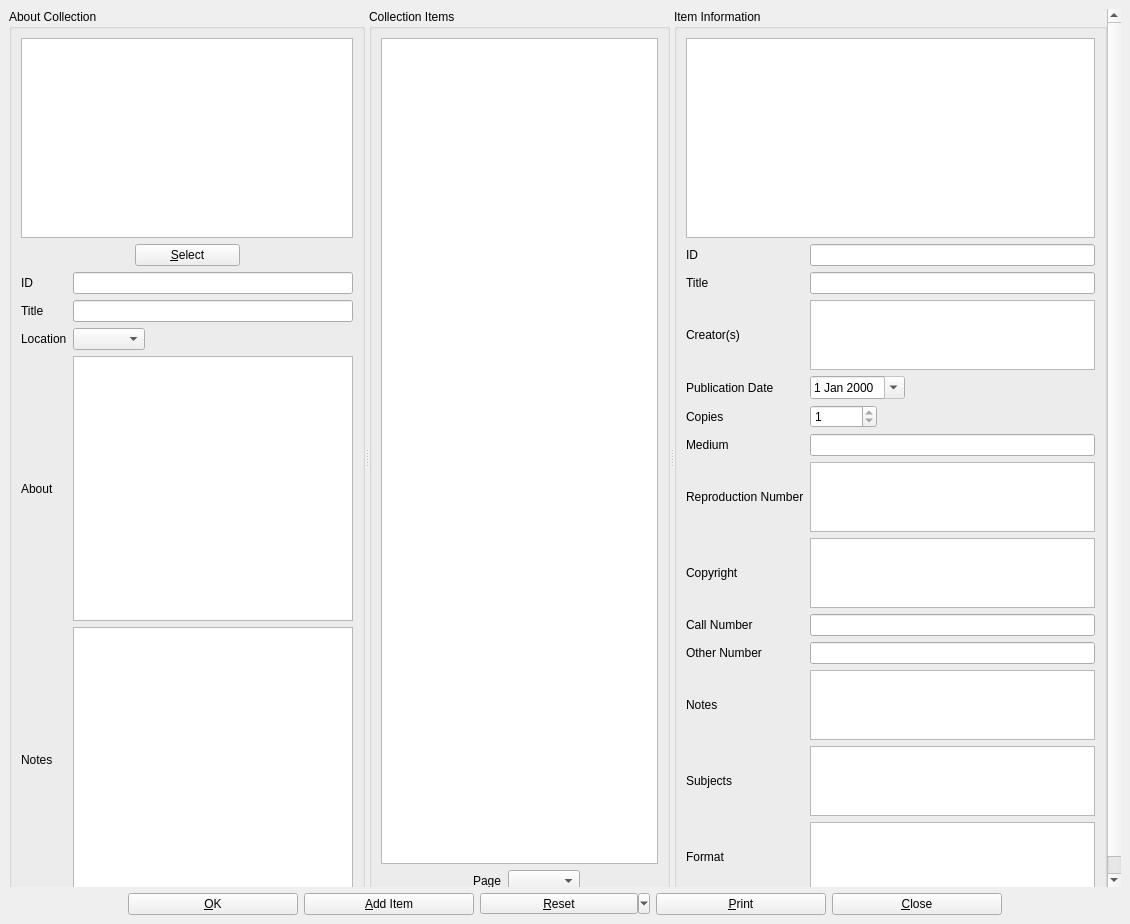
Qt form photographinfo.ui (textbrowser/biblioteq) before a commit.
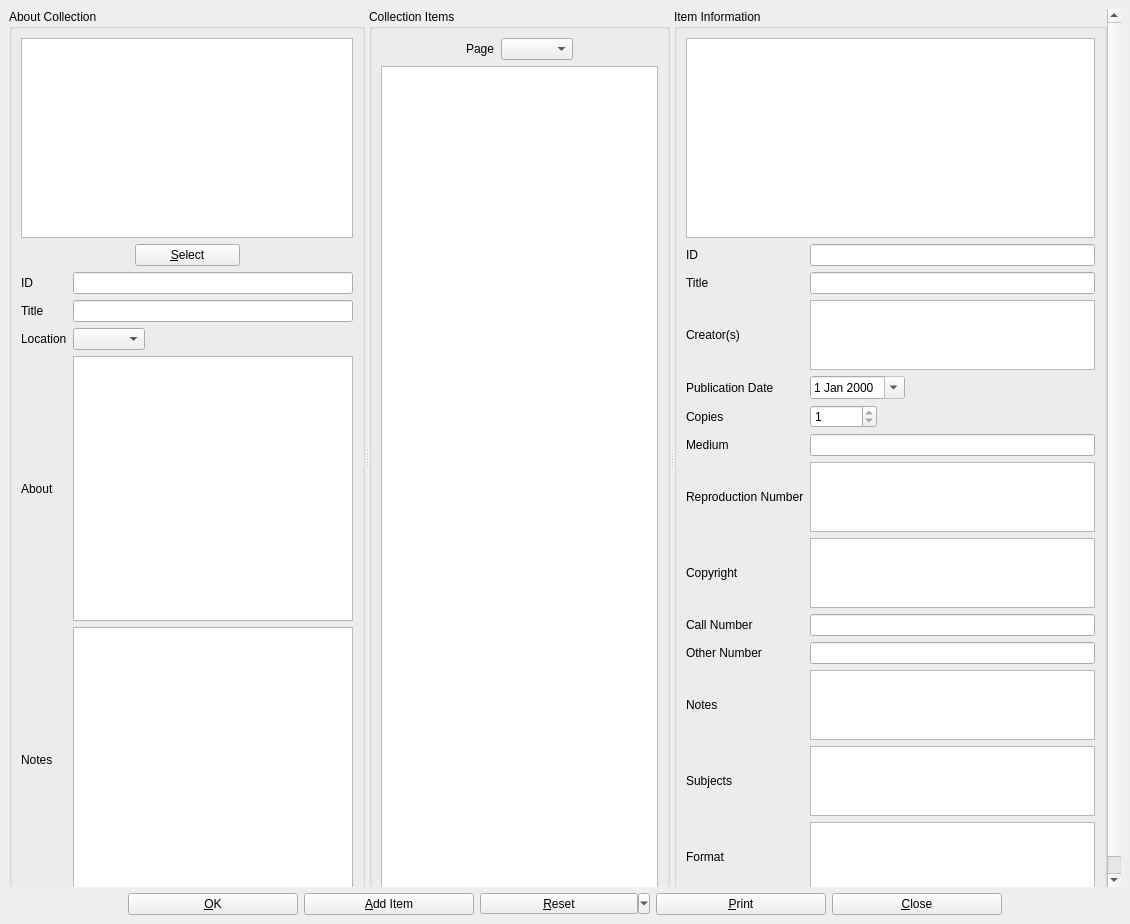
The same form after that commit. Icons and pictures are not drawn. Custom widgets are drawn as their Qt base class.

Diff of the .ui file:
```diff
--- a/photographinfo.ui
+++ b/photographinfo.ui
@@ -31,9 +31,9 @@
        <property name="geometry">
         <rect>
          <x>0</x>
-         <y>-159</y>
-         <width>1091</width>
-         <height>1014</height>
+         <y>0</y>
+         <width>1096</width>
+         <height>1055</height>
         </rect>
        </property>
        <layout class="QVBoxLayout" name="verticalLayout_2">
@@ -205,22 +205,8 @@
             <string>Collection Items</string>
            </property>
            <layout class="QVBoxLayout" name="verticalLayout_3">
-            <item>
-             <widget class="QGraphicsView" name="graphicsView">
-              <property name="viewportUpdateMode">
-               <enum>QGraphicsView::FullViewportUpdate</enum>
-              </property>
-             </widget>
-            </item>
             <item>
              <layout class="QHBoxLayout" name="horizontalLayout_2">
-              <item>
-               <widget class="QLabel" name="itemsCountLabel">
-                <property name="text">
-                 <string/>
-                </property>
-               </widget>
-              </item>
               <item>
                <spacer name="horizontalSpacer_5">
                 <property name="orientation">
@@ -259,6 +245,13 @@
               </item>
              </layout>
             </item>
+            <item>
+             <widget class="QGraphicsView" name="graphicsView">
+              <property name="viewportUpdateMode">
+               <enum>QGraphicsView::FullViewportUpdate</enum>
+              </property>
+             </widget>
+            </item>
            </layout>
           </widget>
           <widget class="QGroupBox" name="itemGroup">
```
Left out of the diff: 2 changed lines with no effect on the pictures.
